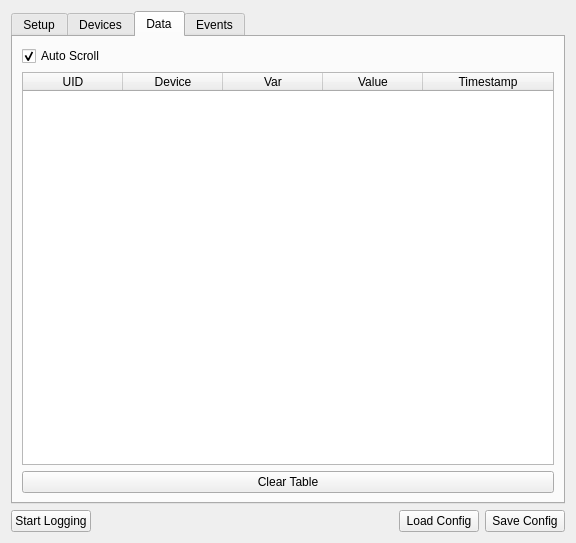
First picture: the form in src/brickv/data_logger/ui/setup_dialog.ui, repository Tinkerforge/brickv, before the edit.
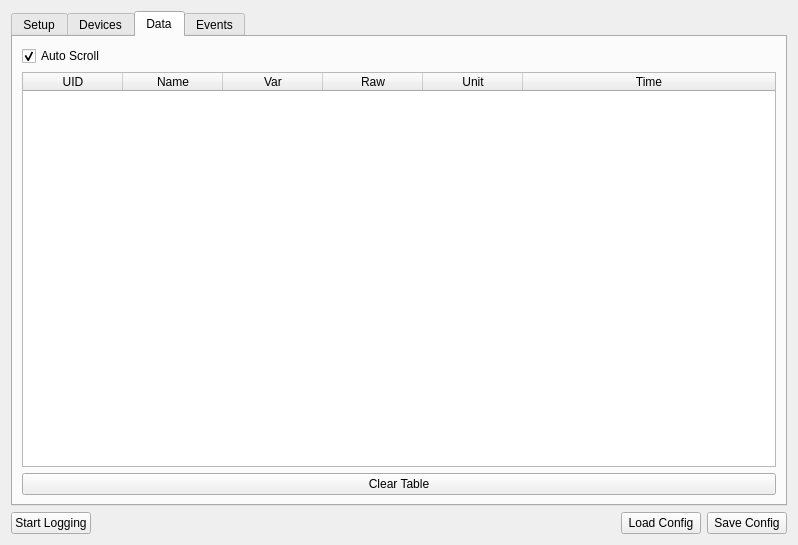
Second picture: the form after the edit. The open tabs and pages were chosen to show the change.

Commit message: data-logger: Include the value unit into logged data

What changed in the file:
```diff
--- a/src/brickv/data_logger/ui/setup_dialog.ui
+++ b/src/brickv/data_logger/ui/setup_dialog.ui
@@ -6,8 +6,8 @@
    <rect>
     <x>0</x>
     <y>0</y>
-    <width>576</width>
-    <height>543</height>
+    <width>798</width>
+    <height>545</height>
    </rect>
   </property>
   <property name="windowTitle">
@@ -390,7 +390,7 @@
            </column>
            <column>
             <property name="text">
-             <string>Device</string>
+             <string>Name</string>
             </property>
            </column>
            <column>
@@ -400,12 +400,17 @@
            </column>
            <column>
             <property name="text">
-             <string>Value</string>
+             <string>Raw</string>
             </property>
            </column>
            <column>
             <property name="text">
-             <string>Timestamp</string>
+             <string>Unit</string>
+            </property>
+           </column>
+           <column>
+            <property name="text">
+             <string>Time</string>
             </property>
            </column>
           </widget>
```
The commit also changes 3 other files.
